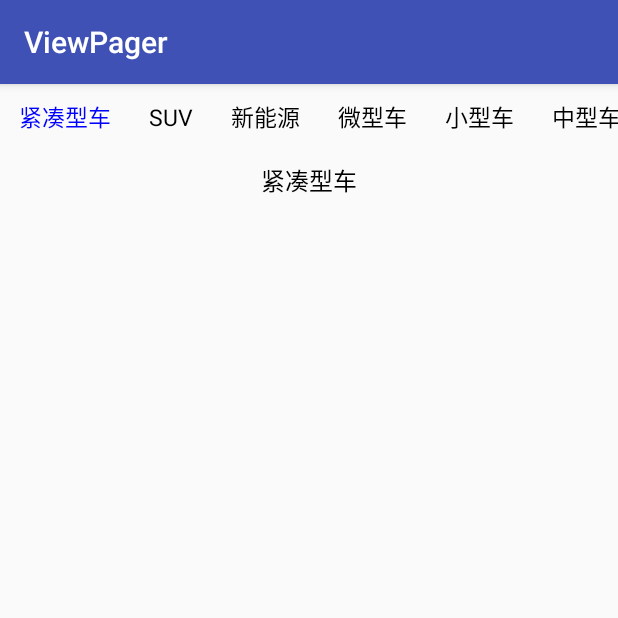
After one commit to shixin58/WaterlooBridge, an Android app: the RankingListFragment screen opened directly, with no data from a screen before it, on a phone screen of 412 x 824 dp, the top half of it. The commit adds this screen. Run offline under Robolectric (Android 15) with nearby library versions, the phone set to English and light mode, and no system bars; our stand-ins replace ButterKnife.

Commit message:
添加ViewPager

```diff
--- a/app/src/main/AndroidManifest.xml
+++ b/app/src/main/AndroidManifest.xml
@@ -37,5 +37,9 @@
 
         <activity android:name=".widget.PrivacyPolicyDialog"
             android:theme="@style/dialog_appCompat"/>
+
+        <activity android:name=".activities.ViewPagerActivity"
+            android:screenOrientation="portrait"
+            android:label="@string/view_pager"/>
     </application>
 </manifest>
--- /dev/null
+++ b/app/src/main/java/com/victor/utils/activities/ViewPagerActivity.java
@@ -0,0 +1,75 @@
+package com.victor.utils.activities;
+
+import android.os.Bundle;
+import android.support.annotation.Nullable;
+import android.support.v4.view.ViewPager;
+import android.support.v7.app.AppCompatActivity;
+import android.view.View;
+import android.widget.HorizontalScrollView;
+import android.widget.RadioButton;
+import android.widget.RadioGroup;
+
+import com.victor.utils.R;
+import com.victor.utils.specific.WidgetUtils;
+import com.victor.utils.widget.RankingListPagerAdapter;
+
+import java.util.List;
+
+import butterknife.BindView;
+import butterknife.BindViews;
+import butterknife.ButterKnife;
+import butterknife.OnClick;
+
+/**
+ * <p>Created by shixin on 2018/4/22.
+ */
+public class ViewPagerActivity extends AppCompatActivity implements ViewPager.OnPageChangeListener{
+
+    @BindView(R.id.horizontal_scrollview)
+    HorizontalScrollView mHorizontalScrollView;
+    @BindView(R.id.horizontal_radio_group)
+    RadioGroup mRadioGroup;
+    @BindViews({R.id.btn00, R.id.btn01, R.id.btn02, R.id.btn03, R.id.btn04, R.id.btn05, R.id.btn06, R.id.btn07})
+    List<RadioButton> mRadioButtons;
+    @BindView(R.id.view_pager)
+    ViewPager mViewPager;
+
+    @Override
+    protected void onCreate(@Nullable Bundle savedInstanceState) {
+        super.onCreate(savedInstanceState);
+        setContentView(R.layout.activity_view_pager);
+        ButterKnife.bind(this);
+        initView();
+    }
+
+    private void initView() {
+        RankingListPagerAdapter pagerAdapter = new RankingListPagerAdapter(getSupportFragmentManager());
+        mViewPager.setAdapter(pagerAdapter);
+        mViewPager.addOnPageChangeListener(this);
+    }
+
+    @OnClick({R.id.btn00, R.id.btn01, R.id.btn02, R.id.btn03, R.id.btn04, R.id.btn05, R.id.btn06, R.id.btn07}) void onTabClick(View view) {
+        WidgetUtils.controlTabsPosition(mHorizontalScrollView, mRadioButtons, mRadioButtons.indexOf(view));
+        mViewPager.setCurrentItem(mRadioButtons.indexOf(view), true);
+    }
+
+    @Override
+    public void onPageScrolled(int position, float positionOffset, int positionOffsetPixels) {
+    }
+
+    @Override
+    public void onPageSelected(int position) {
+        mRadioGroup.check(mRadioButtons.get(position).getId());
+        WidgetUtils.controlTabsPosition(mHorizontalScrollView, mRadioButtons, position);
+    }
+
+    @Override
+    public void onPageScrollStateChanged(int state) {
+    }
+
+    @Override
+    protected void onDestroy() {
+        mViewPager.removeOnPageChangeListener(this);
+        super.onDestroy();
+    }
+}
--- /dev/null
+++ b/app/src/main/java/com/victor/utils/fragment/RankingListFragment.java
@@ -0,0 +1,74 @@
+package com.victor.utils.fragment;
+
+import android.os.Bundle;
+import android.support.annotation.NonNull;
+import android.support.annotation.Nullable;
+import android.support.v4.app.Fragment;
+import android.util.SparseArray;
+import android.view.LayoutInflater;
+import android.view.View;
+import android.view.ViewGroup;
+import android.widget.TextView;
+
+import com.victor.utils.R;
+import com.victor.utils.ResUtils;
+
+/**
+ * <p>Created by shixin on 2018/4/22.
+ */
+public class RankingListFragment extends Fragment {
+    public static final String KEY_CAR_LEVEL = "key_car_level";
+    /** 紧凑型 */
+    public static int CAR_LEVEL_JINCOUXINGCHE = 3;
+    /** SUV */
+    public static int CAR_LEVEL_SUV = 7;
+    /** 新能源 */
+    public static final int MODEL_LEVEL_NEW_ENERGY = 0;
+    /** 微型车 */
+    public static int CAR_LEVEL_WEIXINGCHE = 1;
+    /** 小型车 */
+    public static int CAR_LEVEL_XIAOXINGCHE = 2;
+    /** 中型车 */
+    public static int CAR_LEVEL_ZHONGXINGCHE = 4;
+    /** 中大型车 */
+    public static int CAR_LEVEL_ZHONGDAXINGCHE = 5;
+    /** MPV */
+    public static int CAR_LEVEL_MPV = 8;
+    public static final int[] CAR_LEVELS = {CAR_LEVEL_JINCOUXINGCHE, CAR_LEVEL_SUV, MODEL_LEVEL_NEW_ENERGY, CAR_LEVEL_WEIXINGCHE,
+            CAR_LEVEL_XIAOXINGCHE, CAR_LEVEL_ZHONGXINGCHE, CAR_LEVEL_ZHONGDAXINGCHE, CAR_LEVEL_MPV};
+    // 自动按key排序
+    public static SparseArray<String> CAR_LEVEL_NAMES = new SparseArray<>();
+    static {
+         CAR_LEVEL_NAMES.append(CAR_LEVEL_JINCOUXINGCHE, ResUtils.getString(R.string.car_level_jincouxingche));
+         CAR_LEVEL_NAMES.append(CAR_LEVEL_SUV, ResUtils.getString(R.string.car_level_suv));
+         CAR_LEVEL_NAMES.append(MODEL_LEVEL_NEW_ENERGY, ResUtils.getString(R.string.car_level_new_energy));
+         CAR_LEVEL_NAMES.append(CAR_LEVEL_WEIXINGCHE, ResUtils.getString(R.string.car_level_minicar));
+         CAR_LEVEL_NAMES.append(CAR_LEVEL_XIAOXINGCHE, ResUtils.getString(R.string.car_level_xiaoxingche));
+         CAR_LEVEL_NAMES.append(CAR_LEVEL_ZHONGXINGCHE, ResUtils.getString(R.string.car_level_midsize_car));
+         CAR_LEVEL_NAMES.append(CAR_LEVEL_ZHONGDAXINGCHE, ResUtils.getString(R.string.car_level_zhongdaxingche));
+         CAR_LEVEL_NAMES.append(CAR_LEVEL_MPV, ResUtils.getString(R.string.car_level_mpv));
+    }
+
+    public static RankingListFragment newInstance(int carLevel) {
+        RankingListFragment fragment = new RankingListFragment();
+        Bundle bundle = new Bundle();
+        bundle.putInt(KEY_CAR_LEVEL, carLevel);
+        fragment.setArguments(bundle);
+        return fragment;
+    }
+
+    @Nullable
+    @Override
+    public View onCreateView(@NonNull LayoutInflater inflater, @Nullable ViewGroup container, @Nullable Bundle savedInstanceState) {
+        return inflater.inflate(R.layout.fragment_ranking_list, container, false);
+    }
+
+    @Override
+    public void onViewCreated(@NonNull View view, @Nullable Bundle savedInstanceState) {
+        super.onViewCreated(view, savedInstanceState);
+        int carLevel = getArguments().getInt(KEY_CAR_LEVEL, CAR_LEVEL_JINCOUXINGCHE);
+        String carLevelName = CAR_LEVEL_NAMES.get(carLevel);
+        TextView tvCarLevel = view.findViewById(R.id.tv_car_level);
+        tvCarLevel.setText(carLevelName);
+    }
+}
--- a/app/src/main/java/com/victor/utils/repository/HomeRepository.java
+++ b/app/src/main/java/com/victor/utils/repository/HomeRepository.java
@@ -6,6 +6,7 @@ import com.victor.utils.activities.CustomWidgetActivity;
 import com.victor.utils.activities.DrawSmallIconActivity;
 import com.victor.utils.activities.FollowAnimationActivity;
 import com.victor.utils.activities.PopupLayerActivity;
+import com.victor.utils.activities.ViewPagerActivity;
 import com.victor.utils.model.HomeModel;
 
 import java.util.ArrayList;
@@ -26,6 +27,8 @@ public class HomeRepository {
         list.add(homeModel2);
         HomeModel homeModel3 = new HomeModel(PopupLayerActivity.class, ResUtils.getString(R.string.popup_layer));
         list.add(homeModel3);
+        HomeModel homeModel4 = new HomeModel(ViewPagerActivity.class, ResUtils.getString(R.string.view_pager));
+        list.add(homeModel4);
         return list;
     }
 }
--- /dev/null
+++ b/app/src/main/java/com/victor/utils/widget/RankingListPagerAdapter.java
@@ -0,0 +1,27 @@
+package com.victor.utils.widget;
+
+import android.support.v4.app.Fragment;
+import android.support.v4.app.FragmentManager;
+import android.support.v4.app.FragmentPagerAdapter;
+
+import com.victor.utils.fragment.RankingListFragment;
+
+/**
+ * <p>Created by shixin on 2018/4/22.
+ */
+public class RankingListPagerAdapter extends FragmentPagerAdapter {
+
+    public RankingListPagerAdapter(FragmentManager fm) {
+        super(fm);
+    }
+
+    @Override
+    public Fragment getItem(int position) {
+        return RankingListFragment.newInstance(RankingListFragment.CAR_LEVELS[position]);
+    }
+
+    @Override
+    public int getCount() {
+        return RankingListFragment.CAR_LEVELS.length;
+    }
+}
--- /dev/null
+++ b/app/src/main/res/layout/activity_view_pager.xml
@@ -0,0 +1,23 @@
+<?xml version="1.0" encoding="utf-8"?>
+<android.support.constraint.ConstraintLayout xmlns:android="http://schemas.android.com/apk/res/android"
+    xmlns:app="http://schemas.android.com/apk/res-auto"
+    android:layout_width="match_parent"
+    android:layout_height="match_parent">
+
+    <include layout="@layout/view_car_level_tabs"
+        android:id="@+id/horizontal_scrollview"
+        android:layout_width="0dp"
+        android:layout_height="wrap_content"
+        app:layout_constraintLeft_toLeftOf="parent"
+        app:layout_constraintRight_toRightOf="parent"
+        app:layout_constraintTop_toTopOf="parent" />
+
+    <android.support.v4.view.ViewPager
+        android:id="@+id/view_pager"
+        android:layout_width="0dp"
+        android:layout_height="0dp"
+        app:layout_constraintLeft_toLeftOf="parent"
+        app:layout_constraintRight_toRightOf="parent"
+        app:layout_constraintTop_toBottomOf="@id/horizontal_scrollview"
+        app:layout_constraintBottom_toBottomOf="parent"/>
+</android.support.constraint.ConstraintLayout>
--- /dev/null
+++ b/app/src/main/res/layout/fragment_ranking_list.xml
@@ -0,0 +1,17 @@
+<?xml version="1.0" encoding="utf-8"?>
+<android.support.constraint.ConstraintLayout xmlns:android="http://schemas.android.com/apk/res/android"
+    xmlns:app="http://schemas.android.com/apk/res-auto"
+    android:layout_width="match_parent"
+    android:layout_height="match_parent">
+
+    <TextView
+        android:id="@+id/tv_car_level"
+        android:layout_width="0dp"
+        android:layout_height="40dp"
+        app:layout_constraintLeft_toLeftOf="parent"
+        app:layout_constraintRight_toRightOf="parent"
+        app:layout_constraintTop_toTopOf="parent"
+        android:gravity="center"
+        android:textColor="@android:color/black"
+        android:textSize="16sp"/>
+</android.support.constraint.ConstraintLayout>
--- a/app/src/main/res/layout/view_car_level_tabs.xml
+++ b/app/src/main/res/layout/view_car_level_tabs.xml
@@ -16,7 +16,7 @@
             android:id="@+id/btn00"
             style="@style/paihang_brand_comm_tab_btn"
             android:checked="true"
-            android:text="@string/rank_filter_jincouxingche"/>
+            android:text="@string/car_level_jincouxingche"/>
 
         <RadioButton
             android:id="@+id/btn01"
@@ -36,7 +36,7 @@
         <RadioButton
             android:id="@+id/btn04"
             style="@style/paihang_brand_comm_tab_btn"
-            android:text="@string/rank_filter_xiaoxingche"/>
+            android:text="@string/car_level_xiaoxingche"/>
 
         <RadioButton
             android:id="@+id/btn05"
@@ -46,7 +46,7 @@
         <RadioButton
             android:id="@+id/btn06"
             style="@style/paihang_brand_comm_tab_btn"
-            android:text="@string/rank_filter_zhongdaxingche"/>
+            android:text="@string/car_level_zhongdaxingche"/>
 
         <RadioButton
             android:id="@+id/btn07"
--- a/app/src/main/res/values/strings.xml
+++ b/app/src/main/res/values/strings.xml
@@ -5,15 +5,16 @@
     <string name="draw_small_icon">绘制小icon</string>
     <string name="custom_widget">自定义widget</string>
     <string name="popup_layer">弹窗</string>
+    <string name="view_pager">ViewPager</string>
 
     <string name="dog">泰迪犬</string>
     <string name="drink">脉动 维生素饮料 仙人掌青橘口味 探索沙漠神秘绿洲，犹如满水回复，开启活力探险</string>
 
     <string name="car_level_minicar">微型车</string>
-    <string name="rank_filter_xiaoxingche">小型车</string>
-    <string name="rank_filter_jincouxingche">紧凑型车</string>
+    <string name="car_level_xiaoxingche">小型车</string>
+    <string name="car_level_jincouxingche">紧凑型车</string>
     <string name="car_level_midsize_car">中型车</string>
-    <string name="rank_filter_zhongdaxingche">中大型车</string>
+    <string name="car_level_zhongdaxingche">中大型车</string>
     <string name="car_level_mpv">MPV</string>
     <string name="car_level_suv">SUV</string>
     <string name="car_level_new_energy">新能源</string>
```
Also changed, not shown: app/src/main/java/com/victor/utils/activities/CustomWidgetActivity.java (+0 -21 lines), app/src/main/res/layout/activity_custom_widget.xml (+1 -10 lines).
